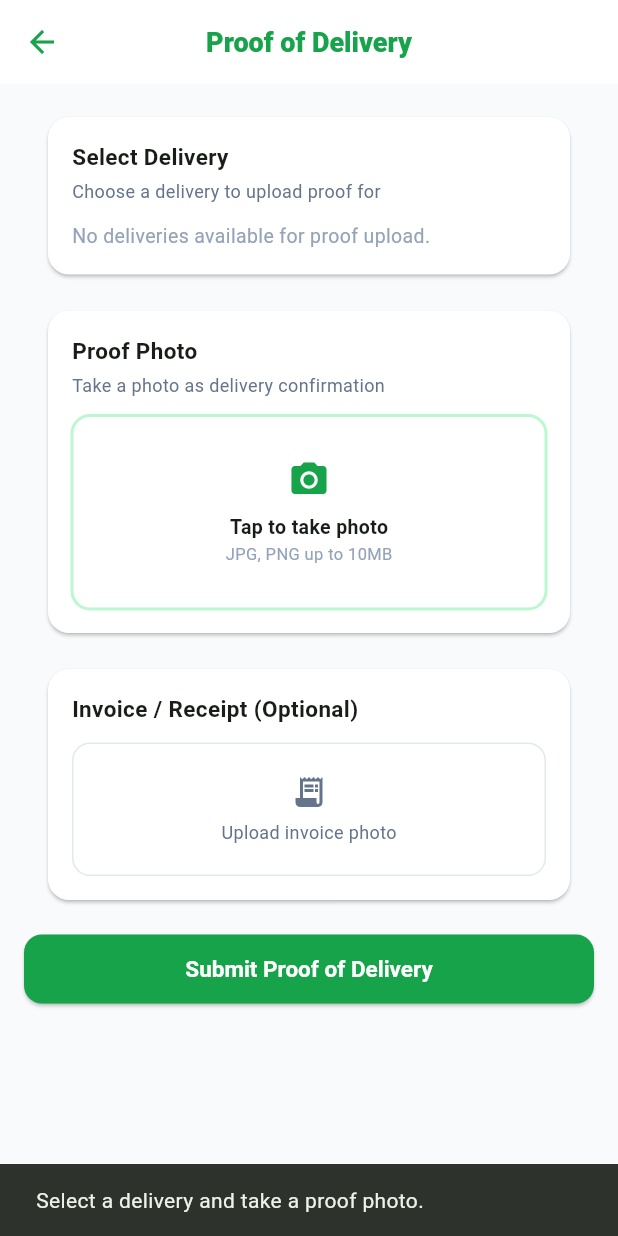
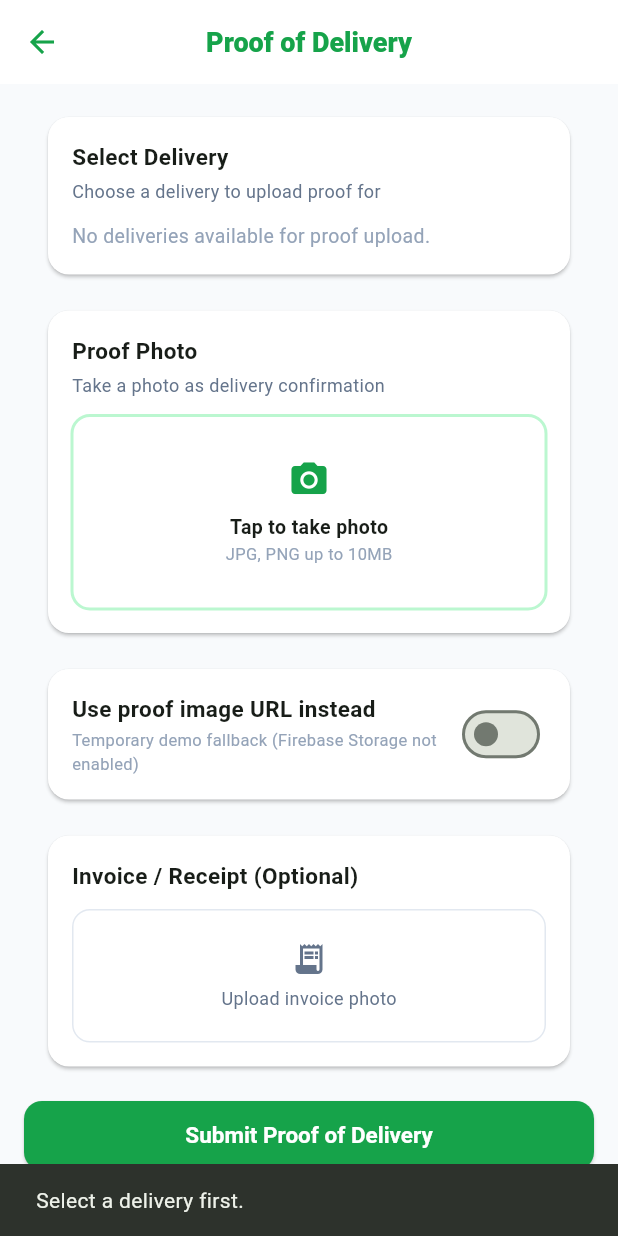
Before and after one commit to Ryel-2-1/vaxtrackkk, a Flutter app: the ProofScreen screen opened directly, after a tap on "Submit Proof of Delivery", on a phone screen of 412 x 824 dp. Run offline on Flutter 3.47's test engine with Material 3 defaults, Android fonts, the phone set to English and light mode, and no system bars; our stand-ins replace cloud_firestore, firebase_auth, firebase_core, firebase_storage, geolocator, image_picker; accounts and stored records are empty.

Commit message:
feat(rider): no-Blaze manual proof URL fallback + Storage diagnosis
Add a temporary 'Use proof image URL instead' toggle on the Rider Proof
screen that writes a validated HTTPS proofOfDeliveryUrl directly to the
order, bypassing the unprovisioned Firebase Storage bucket. Camera upload
path left intact. Docs record the Storage-not-provisioned diagnosis and
the fallback's verified/partial test results.

Co-Authored-By: Claude Opus 4.8 <noreply@anthropic.com>

```diff
--- a/vaxtrack_mobile/lib/screens/proof_screen.dart
+++ b/vaxtrack_mobile/lib/screens/proof_screen.dart
@@ -24,10 +24,23 @@ class _ProofScreenState extends State<ProofScreen> {
   bool _uploading = false;
   bool _submitted = false;
 
+  // Temporary no-Blaze fallback: paste an existing HTTPS image URL instead of
+  // uploading through Firebase Storage (which is not provisioned on this
+  // project yet). The camera upload path above is left fully intact for when
+  // Storage is enabled.
+  bool _useManualUrl = false;
+  final _manualUrlController = TextEditingController();
+
   @override
   void initState() {
     super.initState();
     _riderId = FirebaseAuth.instance.currentUser?.uid;
+  }
+
+  @override
+  void dispose() {
+    _manualUrlController.dispose();
+    super.dispose();
   }
 
   Future<void> _pickProofPhoto() async {
@@ -45,7 +58,29 @@ class _ProofScreenState extends State<ProofScreen> {
   }
 
   Future<void> _submit() async {
-    if (_selectedOrderId == null || _proofPhoto == null) {
+    if (_selectedOrderId == null) {
+      ScaffoldMessenger.of(context).showSnackBar(
+        const SnackBar(content: Text('Select a delivery first.')),
+      );
+      return;
+    }
+
+    final manualUrl = _manualUrlController.text.trim();
+
+    if (_useManualUrl) {
+      if (manualUrl.isEmpty) {
+        ScaffoldMessenger.of(context).showSnackBar(
+          const SnackBar(content: Text('Enter a proof image URL, or turn off the URL option.')),
+        );
+        return;
+      }
+      if (!manualUrl.startsWith('https://')) {
+        ScaffoldMessenger.of(context).showSnackBar(
+          const SnackBar(content: Text('Proof image URL must start with https://')),
+        );
+        return;
+      }
+    } else if (_proofPhoto == null) {
       ScaffoldMessenger.of(context).showSnackBar(
         const SnackBar(content: Text('Select a delivery and take a proof photo.')),
       );
@@ -55,18 +90,26 @@ class _ProofScreenState extends State<ProofScreen> {
     setState(() => _uploading = true);
 
     try {
-      final proofUrl = await _imageService.uploadProofOfDelivery(_selectedOrderId!, _proofPhoto!);
-      await _deliveryService.saveProofOfDelivery(_selectedOrderId!, proofUrl);
+      if (_useManualUrl) {
+        // No-Blaze fallback: write the pasted URL straight to the order,
+        // skipping Firebase Storage entirely. Invoice upload is skipped in
+        // this mode since it also depends on Storage.
+        await _deliveryService.saveProofOfDelivery(_selectedOrderId!, manualUrl);
+      } else {
+        final proofUrl = await _imageService.uploadProofOfDelivery(_selectedOrderId!, _proofPhoto!);
+        await _deliveryService.saveProofOfDelivery(_selectedOrderId!, proofUrl);
 
-      if (_invoicePhoto != null) {
-        final invoiceUrl = await _imageService.uploadInvoice(_selectedOrderId!, _invoicePhoto!);
-        await _deliveryService.saveInvoicePhoto(_selectedOrderId!, invoiceUrl);
+        if (_invoicePhoto != null) {
+          final invoiceUrl = await _imageService.uploadInvoice(_selectedOrderId!, _invoicePhoto!);
+          await _deliveryService.saveInvoicePhoto(_selectedOrderId!, invoiceUrl);
+        }
       }
 
       setState(() {
         _submitted = true;
         _proofPhoto = null;
         _invoicePhoto = null;
+        _manualUrlController.clear();
       });
 
       Future.delayed(const Duration(seconds: 3), () {
@@ -189,6 +232,54 @@ class _ProofScreenState extends State<ProofScreen> {
                   child: Column(
                     crossAxisAlignment: CrossAxisAlignment.start,
                     children: [
+                      Row(
+                        children: [
+                          Expanded(
+                            child: Column(
+                              crossAxisAlignment: CrossAxisAlignment.start,
+                              children: const [
+                                Text('Use proof image URL instead',
+                                    style: TextStyle(fontSize: 15, fontWeight: FontWeight.w700)),
+                                SizedBox(height: 2),
+                                Text('Temporary demo fallback (Firebase Storage not enabled)',
+                                    style: TextStyle(fontSize: 11, color: AppColors.textMuted)),
+                              ],
+                            ),
+                          ),
+                          Switch(
+                            value: _useManualUrl,
+                            onChanged: (v) => setState(() => _useManualUrl = v),
+                          ),
+                        ],
+                      ),
+                      if (_useManualUrl) ...[
+                        const SizedBox(height: 8),
+                        TextField(
+                          controller: _manualUrlController,
+                          keyboardType: TextInputType.url,
+                          decoration: const InputDecoration(
+                            labelText: 'Proof image URL',
+                            hintText: 'https://...',
+                            contentPadding: EdgeInsets.symmetric(horizontal: 12, vertical: 10),
+                          ),
+                        ),
+                        const SizedBox(height: 6),
+                        const Text(
+                          'Must be a public HTTPS image link. Skips Firebase Storage upload and saves the link directly to the order.',
+                          style: TextStyle(fontSize: 11, color: AppColors.textLight),
+                        ),
+                      ],
+                    ],
+                  ),
+                ),
+              ),
+              const SizedBox(height: 12),
+              Card(
+                child: Padding(
+                  padding: const EdgeInsets.all(16),
+                  child: Column(
+                    crossAxisAlignment: CrossAxisAlignment.start,
+                    children: [
                       const Text('Invoice / Receipt (Optional)',
                           style: TextStyle(fontSize: 15, fontWeight: FontWeight.w700)),
                       const SizedBox(height: 12),
```
Also changed, not shown: 2 other files.
